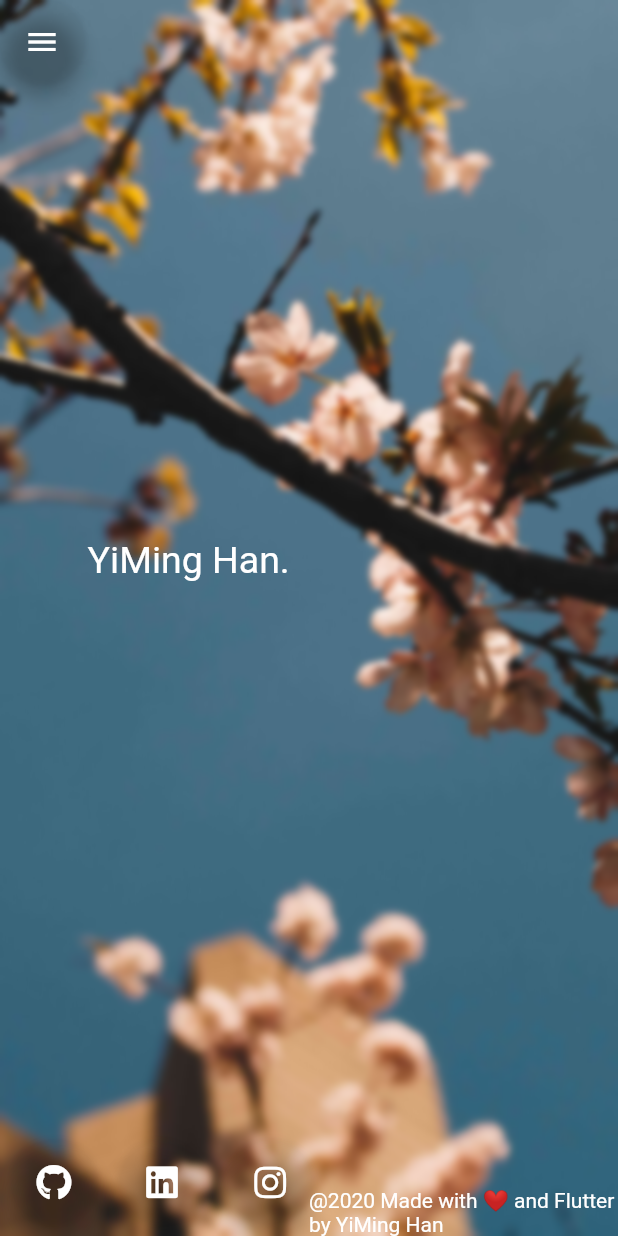
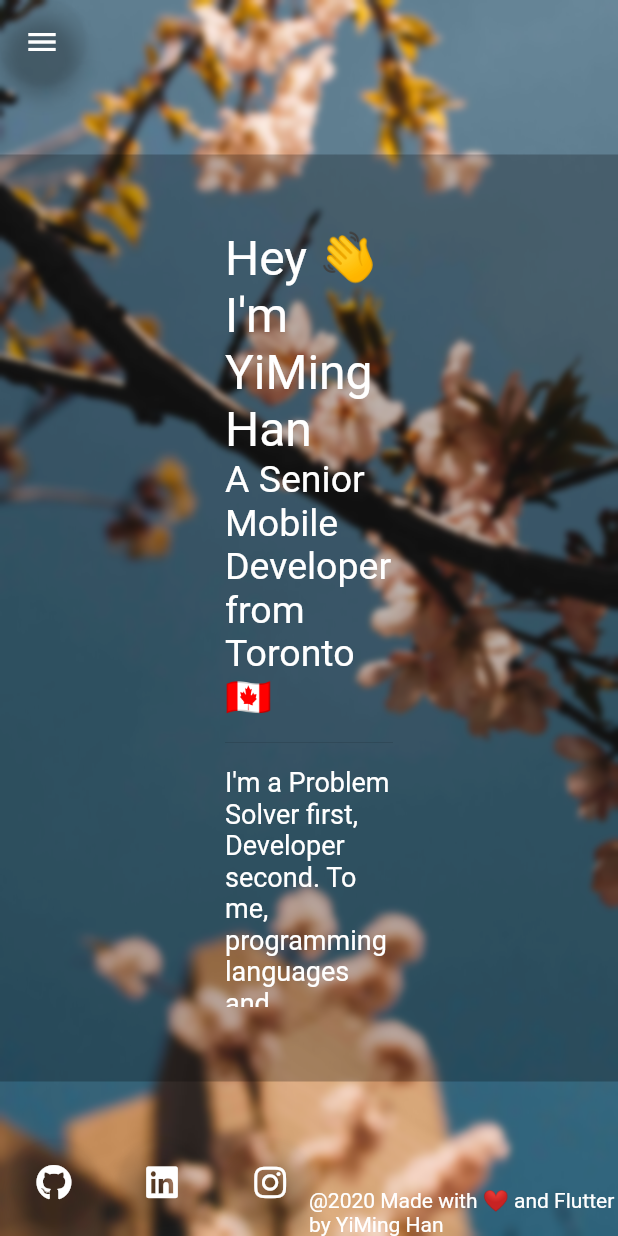
Before and after one commit to yiminghan/Flutter-Dev-Portfolio, a Flutter app: the screen it shows after launch, on a phone screen of 412 x 824 dp. Run offline on Flutter 3.47's test engine with Material 2 defaults, Android fonts, the light colour scheme and no system bars; our stand-ins replace animated_text_kit, font_awesome_flutter, google_fonts.

Commit message:
Add a intro about page

```diff
--- /dev/null
+++ b/lib/screens/about_screen.dart
@@ -0,0 +1,112 @@
+import 'package:flutter/material.dart';
+import 'package:flutter_dev_portfolio/utils/font_utils.dart';
+import 'package:flutter_dev_portfolio/widgets/footer.dart';
+
+class AboutScreen extends StatefulWidget {
+  AboutScreen({Key key}) : super(key: key);
+
+  @override
+  _AboutScreenState createState() => _AboutScreenState();
+}
+
+class _AboutScreenState extends State<AboutScreen> {
+  String aboutMe = "Hey 👋 I'm YiMing Han";
+  String aboutMeSubHeader = "A Senior Mobile Developer from Toronto 🇨🇦";
+  String aboutMeText =
+      "I'm a Problem Solver first, Developer second. To me, programming languages and frameworks are just tools to solve problems." +
+          " I do not hesistate to learn new techonolgies neccessary to solve the Problem at hand.\n\n" +
+          "I am currently 24, and I have been developing for almost 5 years." +
+          " Even outside of my work I find myself building cool apps and contributing to open source projects." +
+          " My current focus is on Mobile Develoment.\n\n" +
+          "When I'm not writing code I spend time with Dota2, Kendo, and Photography.";
+
+  List<String> androidSkills = [
+    "Kotlin",
+    "Kotlin Corotines",
+    "Java",
+    "C/C++ (OpenGL ES)",
+    "AndroidX",
+    "Android Jetpack",
+    "Jetpack Compose",
+    "Firebase",
+    "Realm / Room",
+    "Retrofit",
+    "Dagger",
+    "Mockito",
+    "Espresso",
+    "ARCore",
+  ];
+
+  Widget _skills() {
+    return Column(
+      crossAxisAlignment: CrossAxisAlignment.start,
+      children: <Widget>[
+        Text(
+          "Skills",
+          style: getFont(32),
+          textAlign: TextAlign.start,
+        ),
+        Wrap(
+            children:
+                androidSkills.map((item) => _buildSkillChip(item)).toList()),
+      ],
+    );
+  }
+
+  Widget _buildSkillChip(String item) {
+    return Container(
+        padding: EdgeInsets.all(2),
+        child: new Chip(
+            elevation: 0,
+            visualDensity: VisualDensity.compact,
+            backgroundColor: Colors.white.withOpacity(0.5),
+            label:
+                Text(item, style: getFont(20).copyWith(color: Colors.black))));
+  }
+
+  Widget _aboutMe() {
+    return Container(
+        width: double.infinity,
+        decoration: BoxDecoration(color: Colors.black.withOpacity(0.25)),
+        padding: EdgeInsets.symmetric(horizontal: 150, vertical: 50),
+        child: Scrollbar(
+          child: ListView(children: <Widget>[
+            Container(
+              child: Text(
+                aboutMe,
+                style: getFont(32),
+                textAlign: TextAlign.start,
+              ),
+            ),
+            Container(
+              child: Text(
+                aboutMeSubHeader,
+                style: getFont(25),
+                textAlign: TextAlign.start,
+              ),
+            ),
+            Divider(height: 32),
+            Container(
+                child: Text(
+              aboutMeText,
+              style: getFont(18),
+              textAlign: TextAlign.start,
+            )),
+            Divider(height: 32),
+            _skills(),
+          ]),
+        ));
+  }
+
+  @override
+  Widget build(BuildContext context) {
+    return Column(
+      crossAxisAlignment: CrossAxisAlignment.start,
+      children: <Widget>[
+        Spacer(),
+        Expanded(flex: 6, child: _aboutMe()),
+        Expanded(child: Footer())
+      ],
+    );
+  }
+}
--- a/lib/screens/home_screen.dart
+++ b/lib/screens/home_screen.dart
@@ -11,7 +11,7 @@ class HomeScreen extends StatefulWidget {
 }
 
 class _HomeScreenState extends State<HomeScreen> {
-  Widget _aboutMe() {
+  Widget _landingLabel() {
     return Container(
         padding: EdgeInsets.all(24),
         child: Column(
@@ -41,7 +41,7 @@ class _HomeScreenState extends State<HomeScreen> {
   Widget build(BuildContext context) {
     return Column(
       children: <Widget>[
-        Expanded(child: _aboutMe()),
+        Expanded(child: _landingLabel()),
         Expanded(child: Footer())
       ],
     );
--- a/lib/screens/landing_screen.dart
+++ b/lib/screens/landing_screen.dart
@@ -1,6 +1,7 @@
 import 'dart:ui';
 
 import 'package:flutter/material.dart';
+import 'package:flutter_dev_portfolio/screens/about_screen.dart';
 import 'package:flutter_dev_portfolio/screens/home_screen.dart';
 import 'package:flutter_dev_portfolio/utils/font_utils.dart';
 
@@ -14,7 +15,7 @@ class Screens extends StatefulWidget {
 enum SideMenu { Home, About, Portfolio, Contact }
 
 class _ScreensState extends State<Screens> with SingleTickerProviderStateMixin {
-  int _selectedIndex = 0;
+  int _selectedIndex = 1;
   bool _menuOpen = false;
 
   AnimationController _sideMenuController;
@@ -49,6 +50,7 @@ class _ScreensState extends State<Screens> with SingleTickerProviderStateMixin {
               minWidth: 56,
               selectedIndex: _selectedIndex,
               onDestinationSelected: (int index) {
+                print("selected destination $index");
                 setState(() {
                   _selectedIndex = index;
                 });
@@ -132,10 +134,13 @@ class _ScreensState extends State<Screens> with SingleTickerProviderStateMixin {
     );
   }
 
-  Widget getScreen() {
+  Widget _getScreen() {
     switch (_selectedIndex) {
       case 0:
         return HomeScreen();
+        break;
+      case 1:
+        return AboutScreen();
         break;
       default:
         return HomeScreen();
@@ -145,8 +150,8 @@ class _ScreensState extends State<Screens> with SingleTickerProviderStateMixin {
   Widget _buildBody() {
     return Stack(
       children: <Widget>[
-        Expanded(child: _buildBackground()),
-        HomeScreen(),
+        _buildBackground(),
+        _getScreen(),
         ConstrainedBox(
             constraints: BoxConstraints(maxWidth: 120),
             child: _sideNavigationRail()),
```
